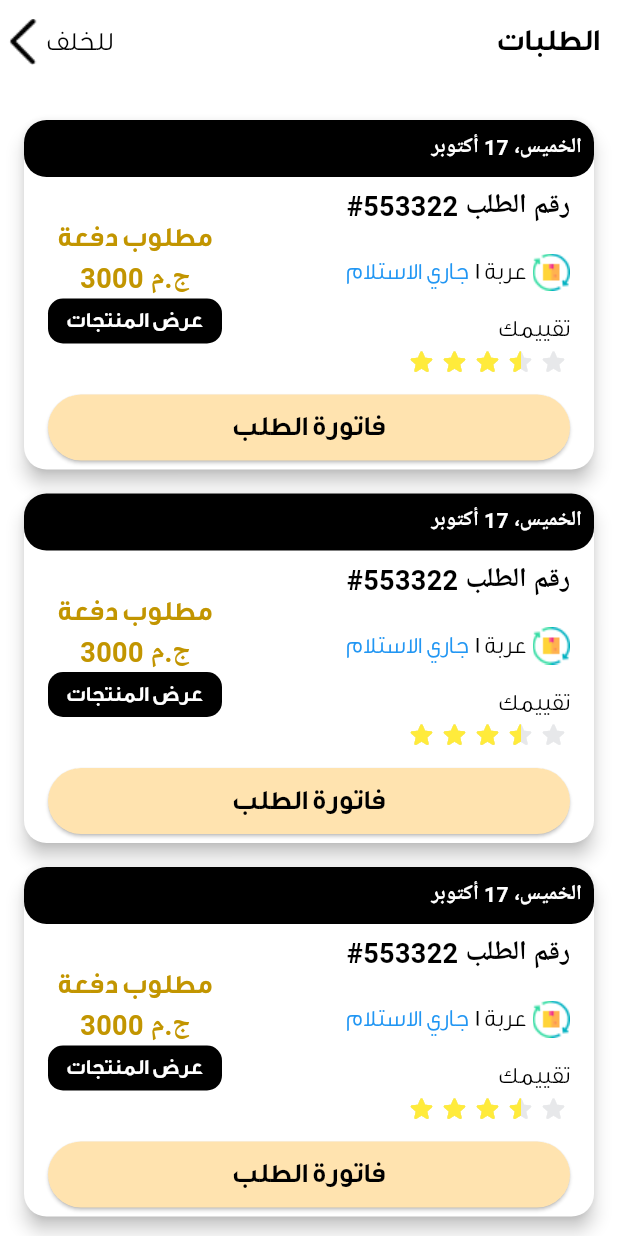
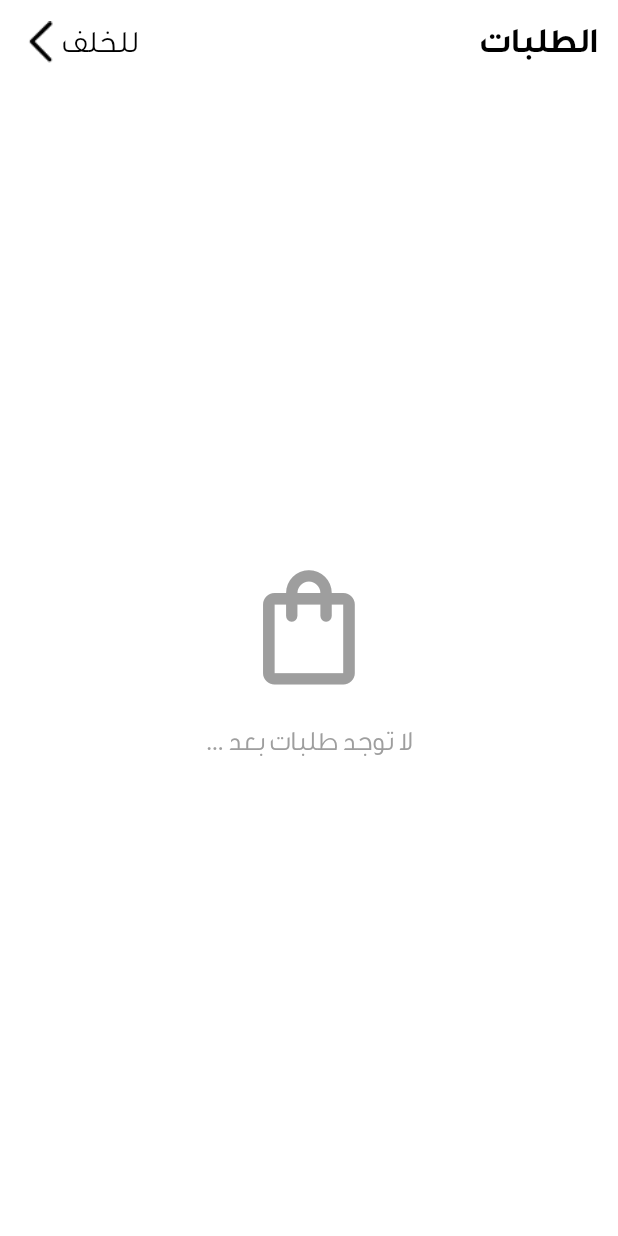
Before and after one commit to moelsayed1/awlad_khedr, a Flutter app: the OrdersViewPage screen opened by its route, on a phone screen of 412 x 824 dp. Run offline on Flutter 3.47's test engine with Material 3 defaults, Android fonts, the phone set to English and light mode, and no system bars; drawn by our look-alikes of flutter_rating_stars; our stand-ins replace carousel_slider, file_picker, flutter_screenutil, go_router, shared_preferences; accounts and stored records are empty; network calls fail; project files that could hold a hidden picture were left out.

Commit message:
Enhance order management and UI updates
- Integrated `OrderProvider` for managing order state across the application.
- Added new assets for improved UI elements in the order and notification views.
- Refactored `OrdersViewPage` to display dynamic order data and handle empty states.
- Updated `CustomButtonReceipt` to accept order details for better receipt management.
- Improved navigation and drawer functionality in `MyInformation` and `NotificationScreen` views.
- Cleaned up unused imports and commented code for better readability.

```diff
--- a/lib/core/assets.dart
+++ b/lib/core/assets.dart
@@ -12,6 +12,7 @@ class AssetsData {
   static const alert = 'assets/images/alert.png';
   static const logout = 'assets/images/logout.png';
   static const callCenter = 'assets/images/call2.png';
+  static const callCenter2 = 'assets/images/call_center.png';
   static const drawerIcon = 'assets/images/Top.png';
   static const card = 'assets/images/card.png';
   static const card2 = 'assets/images/card2.jpg';
--- a/lib/features/cart/presentation/views/cart_view.dart
+++ b/lib/features/cart/presentation/views/cart_view.dart
@@ -3,7 +3,6 @@ import 'package:awlad_khedr/core/main_layout.dart';
 import 'package:awlad_khedr/features/cart/presentation/views/widgets/cart_item.dart';
 import 'package:awlad_khedr/features/cart/presentation/views/widgets/custom_button_cart.dart';
 import 'package:awlad_khedr/features/payment_gateway/presentation/views/payment_view.dart';
-import 'package:awlad_khedr/features/products_screen/model/product_by_category_model.dart';
 import 'package:flutter/material.dart';
 import 'package:awlad_khedr/features/most_requested/data/model/top_rated_model.dart' as top_rated;
 import 'package:flutter_screenutil/flutter_screenutil.dart';
@@ -15,10 +14,10 @@ class CartViewPage extends StatefulWidget {
   final List<int> quantities;
 
   const CartViewPage({
-    Key? key,
+    super.key,
     required this.products,
     required this.quantities,
-  }) : super(key: key);
+  });
 
   @override
   State<CartViewPage> createState() => _CartViewPageState();
--- a/lib/features/drawer_slider/presentation/views/side_slider.dart
+++ b/lib/features/drawer_slider/presentation/views/side_slider.dart
@@ -201,7 +201,7 @@ class _CustomDrawerState extends State<CustomDrawer> {
                     builder: (BuildContext context) => AlertDialog(
                       backgroundColor: Colors.white,
                       title: Image.asset(
-                        AssetsData.callCenter,
+                        AssetsData.callCenter2,
                         width: 100,
                         height: 100,
                       ),
--- a/lib/features/home/presentation/widgets/cart_sheet.dart
+++ b/lib/features/home/presentation/widgets/cart_sheet.dart
@@ -3,9 +3,7 @@ import 'package:flutter/material.dart';
 import 'package:flutter_screenutil/flutter_screenutil.dart';
 import 'package:awlad_khedr/constant.dart';
 import 'package:awlad_khedr/features/most_requested/data/model/top_rated_model.dart' as top_rated;
-import 'package:awlad_khedr/features/payment_gateway/presentation/views/payment_view.dart';
 import 'package:awlad_khedr/core/theme/app_colors.dart';
-import 'package:awlad_khedr/features/products_screen/model/product_by_category_model.dart' as product_model;
 
 class CartSheet extends StatelessWidget {
   final Map<top_rated.Product, int> cart;
--- /dev/null
+++ b/lib/features/order/data/model/order_model.dart
@@ -0,0 +1,17 @@
+import 'package:awlad_khedr/features/most_requested/data/model/top_rated_model.dart';
+
+class Order {
+  final String id;
+  final DateTime date;
+  final List<Product> products;
+  final double total;
+  final String status;
+
+  Order({
+    required this.id,
+    required this.date,
+    required this.products,
+    required this.total,
+    required this.status,
+  });
+}
--- /dev/null
+++ b/lib/features/order/presentation/controllers/order_provider.dart
@@ -0,0 +1,13 @@
+import 'package:flutter/material.dart';
+import 'package:awlad_khedr/features/order/data/model/order_model.dart';
+
+class OrderProvider with ChangeNotifier {
+  final List<Order> _orders = [];
+
+  List<Order> get orders => _orders;
+
+  void addOrder(Order order) {
+    _orders.insert(0, order); // newest first
+    notifyListeners();
+  }
+}
--- a/lib/features/order/presentation/views/orders_view.dart
+++ b/lib/features/order/presentation/views/orders_view.dart
@@ -2,7 +2,11 @@ import 'package:awlad_khedr/constant.dart';
 import 'package:awlad_khedr/features/order/presentation/views/widgets/custom_rating.dart';
 import 'package:awlad_khedr/features/order/presentation/views/widgets/popup_order_reciept.dart';
 import 'package:flutter/material.dart';
+import 'package:flutter_screenutil/flutter_screenutil.dart';
 import 'package:go_router/go_router.dart';
+import 'package:provider/provider.dart';
+import '../../../order/data/model/order_model.dart';
+import '../../../order/presentation/controllers/order_provider.dart';
 
 import '../../../../core/assets.dart';
 
@@ -14,7 +18,9 @@ class OrdersViewPage extends StatelessWidget {
     return Scaffold(
       appBar: AppBar(
         backgroundColor: Colors.white,
-        leading: InkWell(
+        leading: Padding(
+          padding: EdgeInsets.symmetric(horizontal: 12.w),
+          child: InkWell(
             onTap: () {
               GoRouter.of(context).pop();
             },
@@ -23,11 +29,13 @@ class OrdersViewPage extends StatelessWidget {
                 Image.asset(
                   AssetsData.back,
                   color: Colors.black,
+                  width: 24.w,
+                  height: 24.h,
                 ),
-              const Text(
+                Text(
                   'للخلف',
                   style: TextStyle(
-                    fontSize: 18,
+                      fontSize: 18.sp,
                       color: Colors.black,
                       fontFamily: baseFont,
                       fontWeight: FontWeight.w500),
@@ -35,14 +43,15 @@ class OrdersViewPage extends StatelessWidget {
               ],
             ),
           ),
-        leadingWidth: 100,
-        actions: const [
+        ),
+        leadingWidth: 100.w,
+        actions: [
           Padding(
-            padding: EdgeInsets.symmetric(horizontal: 12.0),
+            padding: EdgeInsets.symmetric(horizontal: 12.w),
             child: Text(
               'الطلبات',
               style: TextStyle(
-                  fontSize: 20,
+                  fontSize: 20.sp,
                   color: Colors.black,
                   fontWeight: FontWeight.bold,
                   fontFamily: baseFont),
@@ -60,18 +69,45 @@ class OrdersList extends StatelessWidget {
 
   @override
   Widget build(BuildContext context) {
+    final orders = Provider.of<OrderProvider>(context).orders;
+
+    if (orders.isEmpty) {
+      return Center(
+        child: Column(
+          mainAxisAlignment: MainAxisAlignment.center,
+          children: [
+            Icon(
+              Icons.shopping_bag_outlined,
+              size: 80.sp,
+              color: Colors.grey,
+            ),
+            SizedBox(height: 16.h),
+            Text(
+              '... لا توجد طلبات بعد',
+              style: TextStyle(
+                fontSize: 16.sp,
+                color: Colors.grey,
+                fontFamily: baseFont,
+              ),
+            ),
+          ],
+        ),
+      );
+    }
+
     return ListView.builder(
-      itemCount: 3, // Number of orders
-      padding: const EdgeInsets.all(16.0),
+      itemCount: orders.length,
+      padding: EdgeInsets.all(16.w),
       itemBuilder: (context, index) {
-        return const OrderCard();
+        return OrderCard(order: orders[index]);
       },
     );
   }
 }
 
 class OrderCard extends StatelessWidget {
-  const OrderCard({super.key});
+  final Order order;
+  const OrderCard({super.key, required this.order});
 
   @override
   Widget build(BuildContext context) {
@@ -79,36 +115,46 @@ class OrderCard extends StatelessWidget {
       color: Colors.white,
       elevation: 5,
       shape: RoundedRectangleBorder(
-        borderRadius: BorderRadius.circular(15.0),
+        borderRadius: BorderRadius.circular(15.r),
       ),
-      margin: const EdgeInsets.symmetric(vertical: 8.0),
+      margin: EdgeInsets.symmetric(vertical: 8.h),
       child: Column(
         crossAxisAlignment: CrossAxisAlignment.stretch,
         children: [
           Container(
             width: double.infinity,
-            height: 38,
-            decoration: const BoxDecoration(
-              borderRadius: BorderRadius.all(Radius.circular(15)),
+            height: 40.h,
+            decoration: BoxDecoration(
+              borderRadius: BorderRadius.all(Radius.circular(15.r)),
               color: Colors.black,
             ),
-            child: const Padding(
-              padding: EdgeInsets.all(8.0),
-              child: Directionality(
-                textDirection: TextDirection.rtl,
-                child: Text(
-                  'الخميس، 17 أكتوبر',
+            child: Padding(
+              padding: EdgeInsets.all(12.w),
+              child: Row(
+                mainAxisAlignment: MainAxisAlignment.spaceBetween,
+                children: [
+                  Text(
+                    '${order.id} :رقم الطلب',
                     style: TextStyle(
                       color: Colors.white,
                       fontWeight: FontWeight.bold,
+                      fontSize: 14.sp,
                     ),
                   ),
+                  Text(
+                    '${order.date.year}/${order.date.month}/${order.date.day}',
+                    style: TextStyle(
+                      color: Colors.white,
+                      fontWeight: FontWeight.bold,
+                      fontSize: 14.sp,
+                    ),
+                  ),
+                ],
               ),
             ),
           ),
           Padding(
-            padding:
-                const EdgeInsets.symmetric(horizontal: 16.0, vertical: 6.0),
+            padding: EdgeInsets.symmetric(horizontal: 16.w, vertical: 6.h),
             child: Column(
               children: [
                 Row(
@@ -116,38 +162,46 @@ class OrderCard extends StatelessWidget {
                   children: [
                     Column(
                       children: [
-                        const Text(
+                        Text(
                           'مطلوب دفعة',
                           style: TextStyle(
                               color: kBrown,
                               fontWeight: FontWeight.w700,
-                              fontSize: 18,
+                              fontSize: 16.sp,
                               fontFamily: baseFont),
                         ),
-                        const SizedBox(width: 4),
-                        const Text(
-                          '3000 ج.م',
+                        SizedBox(height: 4.h),
+                        Text(
+                          '${order.total} ج.م',
                           style: TextStyle(
                             color: kBrown,
                             fontWeight: FontWeight.w700,
-                            fontSize: 18,
+                            fontSize: 16.sp,
                           ),
                         ),
+                        SizedBox(height: 10.h),
                         InkWell(
-                          onTap: () {},
+                          onTap: () {
+                            showDialog(
+                              context: context,
+                              builder: (BuildContext context) {
+                                return ReceiptOrderDetails(order: order);
+                              },
+                            );
+                          },
                           child: Container(
-                            width: 116,
-                            height: 30,
-                            decoration: const BoxDecoration(
+                            width: 116.w,
+                            height: 30.h,
+                            decoration: BoxDecoration(
                                 borderRadius:
-                                    BorderRadius.all(Radius.circular(10)),
+                                    BorderRadius.all(Radius.circular(10.r)),
                                 color: Colors.black),
-                            child: const Center(
+                            child: Center(
                               child: Text(
                                 'عرض المنتجات',
                                 style: TextStyle(
                                   color: Colors.white,
-                                  fontSize: 14,
+                                  fontSize: 14.sp,
                                   fontFamily: baseFont,
                                   fontWeight: FontWeight.bold,
                                 ),
@@ -160,63 +214,55 @@ class OrderCard extends StatelessWidget {
                     Column(
                       crossAxisAlignment: CrossAxisAlignment.end,
                       children: [
-                        const Text(
-                          '#553322 رقم الطلب',
+                        Text(
+                          'عربة 1',
                           style: TextStyle(
                               color: Colors.black,
-                            fontWeight: FontWeight.bold,
-                            fontSize: 18,
+                              fontSize: 16.sp,
+                              fontFamily: baseFont),
                         ),
-                        ),
-                        const SizedBox(
-                          height: 18,
-                        ),
+                        SizedBox(height: 2.h),
                         Row(
                           mainAxisAlignment: MainAxisAlignment.end,
                           children: [
-                            const Text(
-                              'جاري الاستلام',
+                            Image.asset(
+                              AssetsData.cycle,
+                              width: 24.w,
+                              height: 24.h,
+                            ),
+                            SizedBox(width: 4.w),
+                            Text(
+                              order.status,
                               style: TextStyle(
                                   color: Colors.blue,
-                                  fontSize: 16,
+                                  fontSize: 16.sp,
                                   fontFamily: baseFont),
                             ),
-                            const SizedBox(width: 4),
-                            const Text(
-                              'عربة 1',
-                              style: TextStyle(
-                                  color: Colors.black,
-                                  fontSize: 16,
-                                  fontFamily: baseFont),
-                            ),
-                            const SizedBox(width: 4),
-                            Image.asset(AssetsData.cycle),
                           ],
                         ),
-                        const SizedBox(
-                          height: 14,
-                        ),
-                        const Column(
+                        SizedBox(height: 8.h),
+                        Column(
                           crossAxisAlignment: CrossAxisAlignment.end,
                           children: [
                             Text(
                               'تقييمك',
                               style: TextStyle(
                                   color: Colors.black,
-                                  fontSize: 16,
+                                  fontSize: 16.sp,
                                   fontFamily: baseFont),
                             ),
-                            CustomRating(),
+                            const CustomRating(),
                           ],
                         ),
                       ],
                     ),
                   ],
                 ),
-                const SizedBox(height: 12),
-                const SizedBox(
+                SizedBox(height: 18.h),
+                SizedBox(
                   width: double.infinity,
-                  child: CustomButtonReceipt()),
+                  child: CustomButtonReceipt(order: order)),
+                  SizedBox(height: 8.h),
               ],
             ),
           ),
--- a/lib/main.dart
+++ b/lib/main.dart
@@ -7,6 +7,7 @@ import 'core/app_router.dart';
 import 'features/auth/login/data/provider/login_provider.dart';
 import 'features/drawer_slider/controller/notification_provider.dart';
 import 'dart:developer';
+import 'features/order/presentation/controllers/order_provider.dart';
 
 
 String authToken = "";
@@ -42,6 +43,7 @@ void main() async {
         ChangeNotifierProvider(create: (_) => NotificationProvider()),
         ChangeNotifierProvider(create: (_) => LoginProvider()),
         ChangeNotifierProvider(create: (_) => RegisterProvider()),
+        ChangeNotifierProvider(create: (_) => OrderProvider()),
       ],
       child: const AwladKhedr(),
     ),
```
Also changed, not shown: lib/features/most_requested/presentation/views/most_requested_views.dart (+16 -61 lines), lib/features/my_information/presentation/views/my_information.dart (+16 -20 lines), lib/features/notification/presentaion/views/notification_page.dart (+13 -24 lines), lib/features/order/presentation/views/widgets/popup_order_reciept.dart (+17 -17 lines), lib/features/payment_gateway/presentation/views/payment_view.dart (+25 -1 lines), assets/images/call_center.png (added). Lines whose indentation alone changed are shown as unchanged.
